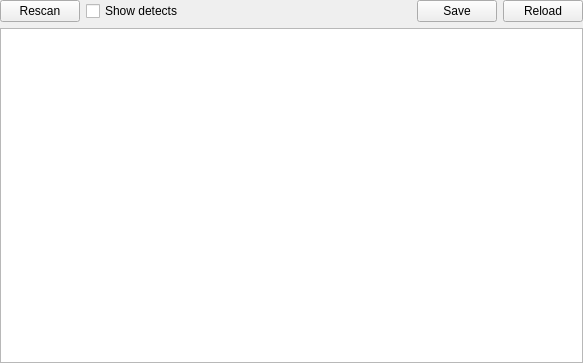
The window that xvirustotalwidget.ui (horsicq/XOnlineTools) describes before a commit, drawn with Qt 5.
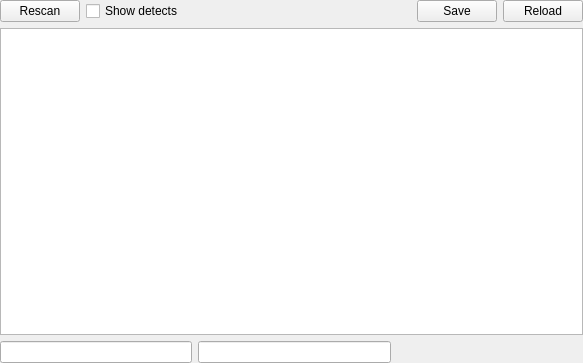
The same window after the commit.

The edit to the form file:
```diff
--- a/xvirustotalwidget.ui
+++ b/xvirustotalwidget.ui
@@ -14,6 +14,9 @@
    <string>Form</string>
   </property>
   <layout class="QVBoxLayout" name="verticalLayout">
+   <property name="spacing">
+    <number>6</number>
+   </property>
    <property name="leftMargin">
     <number>0</number>
    </property>
@@ -96,6 +99,37 @@
      </attribute>
     </widget>
    </item>
+   <item>
+    <layout class="QHBoxLayout" name="horizontalLayout_2">
+     <item>
+      <widget class="QLineEdit" name="lineEditFirst">
+       <property name="readOnly">
+        <bool>true</bool>
+       </property>
+      </widget>
+     </item>
+     <item>
+      <widget class="QLineEdit" name="lineEditLast">
+       <property name="readOnly">
+        <bool>true</bool>
+       </property>
+      </widget>
+     </item>
+     <item>
+      <spacer name="horizontalSpacer_2">
+       <property name="orientation">
+        <enum>Qt::Horizontal</enum>
+       </property>
+       <property name="sizeHint" stdset="0">
+        <size>
+         <width>40</width>
+         <height>20</height>
+        </size>
+       </property>
+      </spacer>
+     </item>
+    </layout>
+   </item>
   </layout>
  </widget>
  <resources/>
```
